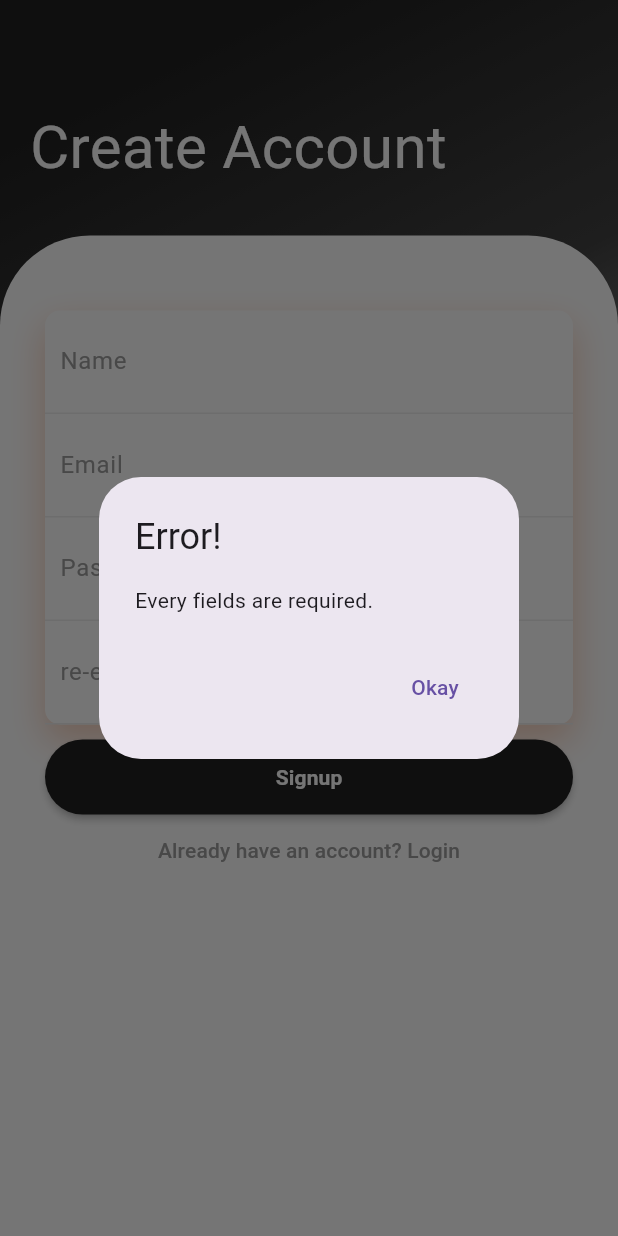
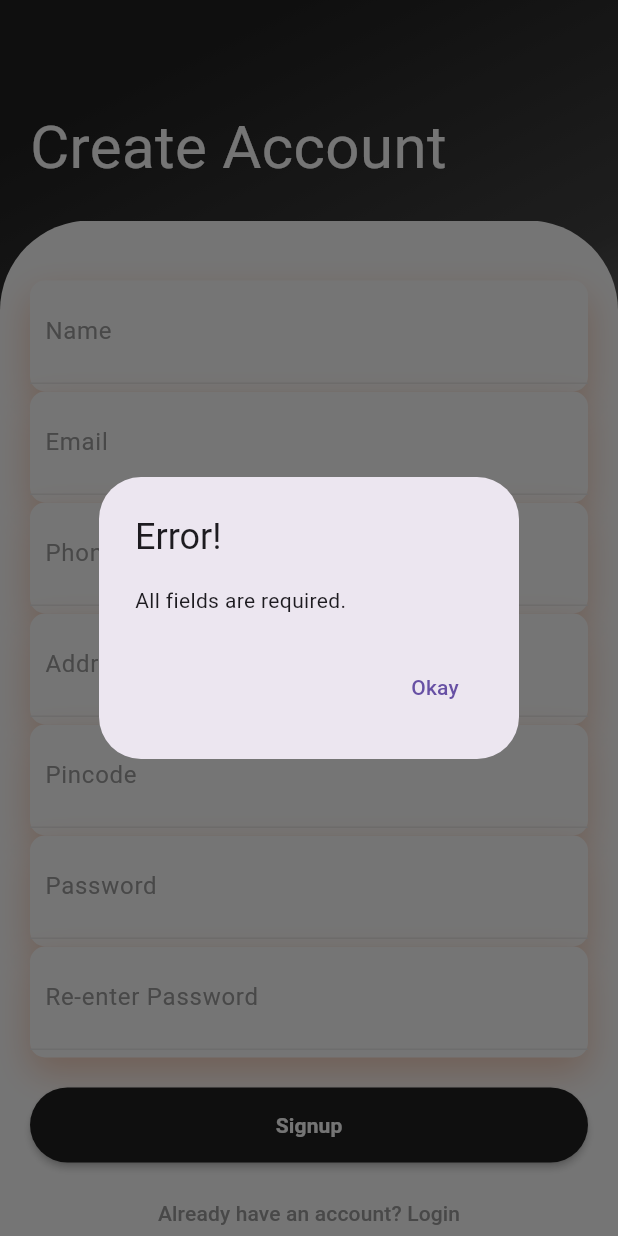
Before and after one commit to Achuabhijith2003/farmer_auction_app, a Flutter app: the SignUp screen opened directly, after a tap on "Signup", on a phone screen of 412 x 824 dp. Run offline on Flutter 3.47's test engine with Material 3 defaults, Android fonts, the phone set to English and light mode, and no system bars; our stand-ins replace animate_do, another_flutter_splash_screen, cloud_firestore, firebase_auth, firebase_core, flutter_signin_button and 1 more; accounts and stored records are empty.

Commit message:
I dont know

```diff
--- a/lib/Auth/SignUp.dart
+++ b/lib/Auth/SignUp.dart
@@ -3,7 +3,6 @@ import 'package:farmer_auction_app/Auth/loginpage.dart';
 import 'package:firebase_auth/firebase_auth.dart';
 import 'package:flutter/material.dart';
 import 'package:cloud_firestore/cloud_firestore.dart';
-import 'dart:developer';
 
 class SignUp extends StatefulWidget {
   const SignUp({super.key});
@@ -13,30 +12,36 @@ class SignUp extends StatefulWidget {
 }
 
 class _SignUpState extends State<SignUp> {
+  final TextEditingController namecontroller = TextEditingController();
+  final TextEditingController emailcontroller = TextEditingController();
+  final TextEditingController phonecontroller = TextEditingController();
+  final TextEditingController addresscontroller = TextEditingController();
+  final TextEditingController pincodecontroller = TextEditingController();
+  final TextEditingController passwordcontroller = TextEditingController();
+  final TextEditingController rePasswordcontroller = TextEditingController();
+
   @override
   Widget build(BuildContext context) {
-    TextEditingController namecontroller = TextEditingController();
-    TextEditingController emailcontroller = TextEditingController();
-    TextEditingController passwordcontroller = TextEditingController();
-    TextEditingController rePasswordcontroller = TextEditingController();
     return Scaffold(
-      resizeToAvoidBottomInset: false,
+      resizeToAvoidBottomInset: true,
       body: Container(
         width: double.infinity,
         decoration: BoxDecoration(
-            gradient: LinearGradient(begin: Alignment.topCenter, colors: [
+          gradient: LinearGradient(
+            begin: Alignment.topCenter,
+            colors: [
               Colors.grey.shade900,
               Colors.grey.shade800,
               Colors.grey.shade400
-        ])),
+            ],
+          ),
+        ),
         child: Padding(
-          padding: const EdgeInsets.all(.0),
+          padding: const EdgeInsets.all(0.0),
           child: Column(
             crossAxisAlignment: CrossAxisAlignment.start,
             children: <Widget>[
-              const SizedBox(
-                height: 50,
-              ),
+              const SizedBox(height: 50),
               Padding(
                 padding: const EdgeInsets.all(20),
                 child: Column(
@@ -47,139 +52,68 @@ class _SignUpState extends State<SignUp> {
                       child: const Text(
                         "Create Account",
                         style: TextStyle(color: Colors.white, fontSize: 40),
-                        )),
-                    const SizedBox(
-                      height: 10,
                       ),
-                    // FadeInUp(
-                    //     duration: const Duration(milliseconds: 1300),
-                    //     child: const Text(
-                    //       "Welcome Back",
-                    //       style: TextStyle(color: Colors.white, fontSize: 18),
-                    //     )),
+                    ),
                   ],
                 ),
               ),
               const SizedBox(height: 0),
               Expanded(
+                child: SingleChildScrollView(
                   child: Container(
                     decoration: const BoxDecoration(
                       color: Colors.white,
                       borderRadius: BorderRadius.only(
                         topLeft: Radius.circular(60),
-                          topRight: Radius.circular(60))),
+                        topRight: Radius.circular(60),
+                      ),
+                    ),
                     child: Padding(
-                    padding: const EdgeInsets.all(30),
+                      padding: const EdgeInsets.all(20),
                       child: Column(
                         children: <Widget>[
-                        const SizedBox(
-                          height: 20,
-                        ),
+                          const SizedBox(height: 20),
                           FadeInUp(
                             duration: const Duration(milliseconds: 1400),
-                            child: Container(
-                              decoration: BoxDecoration(
-                                  color: Colors.white,
-                                  borderRadius: BorderRadius.circular(10),
-                                  boxShadow: const [
-                                    BoxShadow(
-                                        color: Color.fromRGBO(225, 95, 27, .3),
-                                        blurRadius: 20,
-                                        offset: Offset(0, 10))
-                                  ]),
                             child: Column(
-                                children: <Widget>[
-                                  Container(
-                                    padding: const EdgeInsets.all(10),
-                                    decoration: BoxDecoration(
-                                        border: Border(
-                                            bottom: BorderSide(
-                                                color: Colors.grey.shade200))),
-                                    child: TextField(
-                                      controller: namecontroller,
-                                      keyboardType: TextInputType.name,
-                                      decoration: const InputDecoration(
-                                          hintText: "Name",
-                                          hintStyle:
-                                              TextStyle(color: Colors.grey),
-                                          border: InputBorder.none),
+                              children: [
+                                buildTextField(
+                                    "Name", namecontroller, TextInputType.name),
+                                buildTextField("Email", emailcontroller,
+                                    TextInputType.emailAddress),
+                                buildTextField("Phone no", phonecontroller,
+                                    TextInputType.phone),
+                                buildTextField("Address", addresscontroller,
+                                    TextInputType.streetAddress),
+                                buildTextField("Pincode", pincodecontroller,
+                                    TextInputType.number),
+                                buildTextField("Password", passwordcontroller,
+                                    TextInputType.text,
+                                    obscureText: true),
+                                buildTextField("Re-enter Password",
+                                    rePasswordcontroller, TextInputType.text,
+                                    obscureText: true),
+                              ],
                             ),
                           ),
-                                  Container(
-                                    padding: const EdgeInsets.all(10),
-                                    decoration: BoxDecoration(
-                                        border: Border(
-                                            bottom: BorderSide(
-                                                color: Colors.grey.shade200))),
-                                    child: TextField(
-                                      controller: emailcontroller,
-                                      keyboardType: TextInputType.emailAddress,
-                                      decoration: const InputDecoration(
-                                          hintText: "Email",
-                                          hintStyle:
-                                              TextStyle(color: Colors.grey),
-                                          border: InputBorder.none),
-                                    ),
-                                  ),
-                                  Container(
-                                    padding: const EdgeInsets.all(10),
-                                    decoration: BoxDecoration(
-                                        border: Border(
-                                            bottom: BorderSide(
-                                                color: Colors.grey.shade200))),
-                                    child: TextField(
-                                      controller: passwordcontroller,
-                                      obscureText: true,
-                                      decoration: const InputDecoration(
-                                          hintText: "Password",
-                                          hintStyle:
-                                              TextStyle(color: Colors.grey),
-                                          border: InputBorder.none),
-                                    ),
-                                  ),
-                                  Container(
-                                    padding: const EdgeInsets.all(10),
-                                    decoration: BoxDecoration(
-                                        border: Border(
-                                            bottom: BorderSide(
-                                                color: Colors.grey.shade200))),
-                                    child: TextField(
-                                      controller: rePasswordcontroller,
-                                      obscureText: true,
-                                      decoration: const InputDecoration(
-                                          hintText: "re-enter Password",
-                                          hintStyle:
-                                              TextStyle(color: Colors.grey),
-                                          border: InputBorder.none),
-                                    ),
-                                  ),
-                                ],
-                              ),
-                            )),
-                        const SizedBox(
-                          height: 0,
-                        ),
-                        const SizedBox(
-                          height: 10,
-                        ),
-                        FadeInUp(
-                            duration: const Duration(milliseconds: 1600),
-                            child: MaterialButton(
+                          const SizedBox(height: 20),
+                          MaterialButton(
                             onPressed: () {
                               accountcreate(
+                                namecontroller,
                                 emailcontroller,
+                                phonecontroller,
+                                addresscontroller,
+                                pincodecontroller,
                                 passwordcontroller,
                                 rePasswordcontroller,
-                                    namecontroller);
+                              );
                             },
                             height: 50,
-                              // margin: EdgeInsets.symmetric(horizontal: 50),
                             color: Colors.grey[900],
                             shape: RoundedRectangleBorder(
                               borderRadius: BorderRadius.circular(50),
                             ),
-                              // decoration: BoxDecoration(
-                              // ),
                             child: const Center(
                               child: Text(
                                 "Signup",
@@ -188,10 +122,8 @@ class _SignUpState extends State<SignUp> {
                                     fontWeight: FontWeight.bold),
                               ),
                             ),
-                            )),
-                        const SizedBox(
-                          height: 0,
                           ),
+                          const SizedBox(height: 10),
                           FadeInUp(
                             duration: const Duration(milliseconds: 1700),
                             child: TextButton(
@@ -199,21 +131,22 @@ class _SignUpState extends State<SignUp> {
                                 Navigator.push(
                                   context,
                                   MaterialPageRoute(
-                                          builder: (context) =>
-                                              const Loginpage()));
+                                      builder: (context) => const Loginpage()),
+                                );
                               },
                               child: const Text(
                                 "Already have an account? Login",
                                 style: TextStyle(color: Colors.grey),
-                                ))),
-                        const SizedBox(
-                          height: 25,
                               ),
+                            ),
+                          ),
+                          const SizedBox(height: 25),
                         ],
                       ),
                     ),
                   ),
-              )
+                ),
+              ),
             ],
           ),
         ),
@@ -222,31 +155,46 @@ class _SignUpState extends State<SignUp> {
   }
 
   void accountcreate(
-      TextEditingController emailcontroller,
-      TextEditingController passwordcontroller,
-      TextEditingController rePasswordcontroller,
-      TextEditingController namecontroller) async {
+    final TextEditingController namecontroller,
+    final TextEditingController emailcontroller,
+    final TextEditingController phonecontroller,
+    final TextEditingController addresscontroller,
+    final TextEditingController pincodecontroller,
+    final TextEditingController passwordcontroller,
+    final TextEditingController rePasswordcontroller,
+  ) async {
     String email = emailcontroller.text.trim();
     String password = passwordcontroller.text.trim();
     String repasword = rePasswordcontroller.text.trim();
     String name = namecontroller.text.trim();
-    if (email == "" || password == "" || repasword == "") {
-      errormessage("Every fields are required.");
-    } else {
+    String address = addresscontroller.text.trim();
+    String pincode = pincodecontroller.text.trim();
+
+    if (name.isEmpty ||
+        email.isEmpty ||
+        password.isEmpty ||
+        repasword.isEmpty ||
+        address.isEmpty ||
+        pincode.isEmpty) {
+      errormessage("All fields are required.");
+      return;
+    }
     if (password != repasword) {
-        errormessage("Password and Re-Password are not same");
-      } else {
+      errormessage("Passwords do not match.");
+      return;
+    }
+
     try {
       UserCredential userCredential = await FirebaseAuth.instance
           .createUserWithEmailAndPassword(email: email, password: password);
+
       if (userCredential.user != null) {
-            createdatabase(email, name);
-            // ignore: use_build_context_synchronously
+        String uid = userCredential.user!.uid;
+        createdatabase(uid, email, name, address, pincode);
         Navigator.pushReplacement(context,
             MaterialPageRoute(builder: (context) => const Loginpage()));
       }
     } on FirebaseAuthException catch (e) {
-          log(e.code.toString());
       switch (e.code) {
         case "invalid-email":
           errormessage("Invalid Email Address");
@@ -255,15 +203,27 @@ class _SignUpState extends State<SignUp> {
           errormessage("Weak Password");
           break;
         case "email-already-in-use":
-              errormessage(
-                  "The provided email is already in use by another account.");
+          errormessage("Email is already in use.");
           break;
         default:
-              errormessage("An undefined Error occured.");
+          errormessage("An error occurred.");
       }
     }
   }
-    }
+
+  void createdatabase(String uid, String email, String name, String address,
+      String pincode) async {
+    Map<String, dynamic> newuserdata = {
+      "UID": uid,
+      "Name": name,
+      "Email": email,
+      "Address": address,
+      "Pincode": pincode
+    };
+    await FirebaseFirestore.instance
+        .collection("User")
+        .doc(uid)
+        .set(newuserdata);
   }
 
   void errormessage(String errorMessage) {
@@ -278,23 +238,51 @@ class _SignUpState extends State<SignUp> {
               onPressed: () {
                 Navigator.pop(context);
               },
-                child: const Text('Okay'))
+              child: const Text('Okay'),
+            ),
           ],
         );
       },
     );
   }
+}
 
-  void createdatabase(String email, String name) async {
-    final FirebaseAuth auth = FirebaseAuth.instance;
-    final User? user = auth.currentUser;
-    // ignore: non_constant_identifier_names
-    final Uid = user?.uid;
-    Map<String, dynamic> newuserdata = {
-      "UID": Uid,
-      "Name": name,
-      "Email": email,
-    };
-    FirebaseFirestore.instance.collection("User").doc().set(newuserdata);
+Widget buildTextField(
+  String hint,
+  TextEditingController controller,
+  TextInputType inputType, {
+  bool obscureText = false,
+}) {
+  return FadeInUp(
+      duration: const Duration(milliseconds: 1400),
+      child: Container(
+        decoration: BoxDecoration(
+            color: Colors.white,
+            borderRadius: BorderRadius.circular(10),
+            boxShadow: const [
+              BoxShadow(
+                  color: Color.fromRGBO(225, 95, 27, .3),
+                  blurRadius: 20,
+                  offset: Offset(0, 10))
+            ]),
+        child: Container(
+          margin: const EdgeInsets.only(bottom: 5.0),
+          padding: const EdgeInsets.all(10),
+          decoration: BoxDecoration(
+            border: Border(
+              bottom: BorderSide(color: Colors.grey.shade200),
+            ),
+          ),
+          child: TextField(
+            controller: controller,
+            keyboardType: inputType,
+            obscureText: obscureText,
+            decoration: InputDecoration(
+              hintText: hint,
+              hintStyle: const TextStyle(color: Colors.grey),
+              border: InputBorder.none,
+            ),
+          ),
+        ),
+      ));
 }
-}
--- a/lib/Auth/splash.dart
+++ b/lib/Auth/splash.dart
@@ -1,5 +1,5 @@
 import 'package:farmer_auction_app/Auth/loginpage.dart';
-import 'package:farmer_auction_app/Screens/home.dart';
+import 'package:farmer_auction_app/Screens/Buyer/Remasted_home.dart';
 import 'package:firebase_auth/firebase_auth.dart';
 import 'package:flutter/material.dart';
 import 'package:another_flutter_splash_screen/another_flutter_splash_screen.dart';
@@ -23,7 +23,7 @@ class Splash extends StatelessWidget {
           gifWidth: 269,
           gifHeight: 474,
           nextScreen: (FirebaseAuth.instance.currentUser != null)
-              ? const Home()
+              ? const RemastedHome()
               : const Loginpage(),
           duration: const Duration(milliseconds: 3515),
           onInit: () async {
```
Also changed, not shown: lib/Auth/loginpage.dart (+3 -4 lines), lib/Screens/Buyer/Aution.dart (added, +19 -0 lines), lib/Screens/Buyer/Profile.dart (added, +27 -0 lines), lib/Screens/Buyer/Remasted_home.dart (added, +75 -0 lines), lib/Servies/firebase_servies.dart (added, +25 -0 lines), lib/main.dart (+21 -3 lines), lib/Screens/Buyer/home.dart (renamed from lib/Screens/home.dart). Lines whose indentation alone changed are shown as unchanged.
